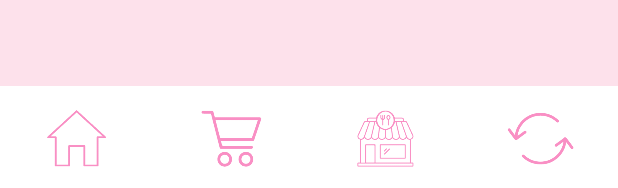
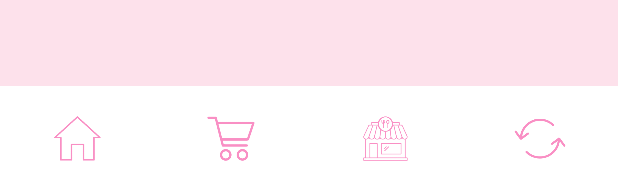
Before and after one commit to starryoongs/Click2Eat_Repository-Codes, an Android app: the layout activity_home.xml on its own in the app's theme, with its tools: preview values and no code run, on a phone screen of 412 x 824 dp. Shown: the part 1045-1233 px from the top of the screen. Run offline under Robolectric (Android 15) with nearby library versions, the phone set to English and light mode, and no system bars.

Commit message:
Update home-menu changes

```diff
--- a/app/src/main/res/layout/activity_home.xml
+++ b/app/src/main/res/layout/activity_home.xml
@@ -297,7 +297,7 @@
             android:layout_weight="1"
             android:background="@android:color/transparent"
             android:contentDescription="Home"
-            android:padding="16dp"
+            android:padding="20dp"
             android:scaleType="centerInside"
             android:src="@drawable/dashboard_icon" />
 
@@ -308,7 +308,7 @@
             android:layout_weight="1"
             android:background="@android:color/transparent"
             android:contentDescription="Cart"
-            android:padding="16dp"
+            android:padding="20dp"
             android:scaleType="centerInside"
             android:src="@drawable/cart_icon" />
 
@@ -319,7 +319,7 @@
             android:layout_weight="1"
             android:background="@android:color/transparent"
             android:contentDescription="Restaurants"
-            android:padding="16dp"
+            android:padding="20dp"
             android:scaleType="centerInside"
             android:src="@drawable/restaurants_icon" />
 
@@ -330,7 +330,7 @@
             android:layout_weight="1"
             android:background="@android:color/transparent"
             android:contentDescription="Order history"
-            android:padding="17dp"
+            android:padding="21dp"
             android:scaleType="centerInside"
             android:src="@drawable/history_icon" />
 
```
Also changed, not shown: app/src/main/res/layout/activity_restaurant.xml (+4 -4 lines), app/src/main/res/layout/activity_restaurants.xml (+4 -4 lines), app/src/main/res/layout/activity_search.xml (+4 -4 lines). Lines whose indentation alone changed are shown as unchanged.
